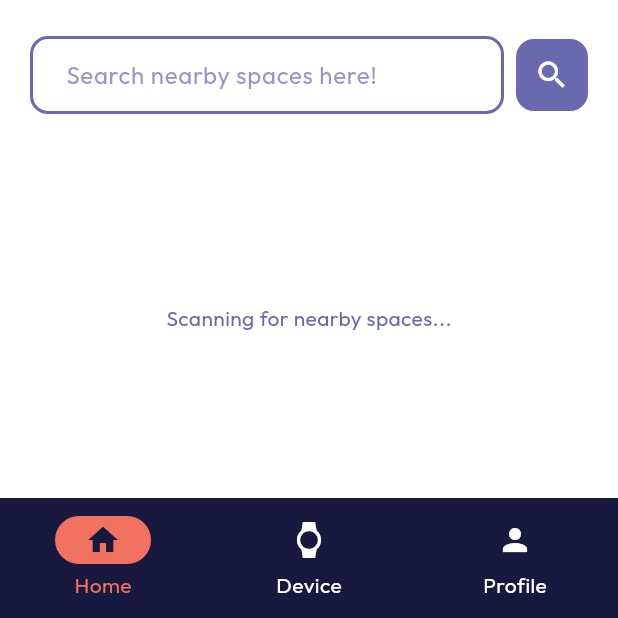
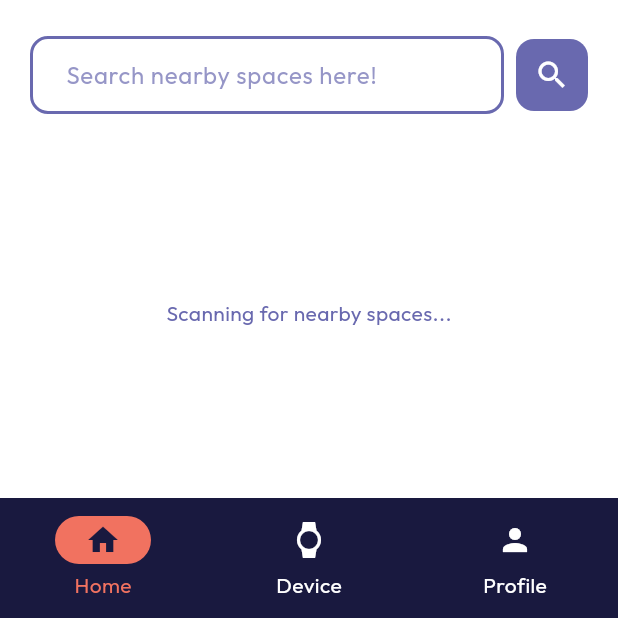
Before and after one commit to Reasondro/ImHEAR, a Flutter app: the screen it shows once a user with an empty profile is signed in, on a phone screen of 412 x 824 dp, the part 618-1236 px from its top. Run offline on Flutter 3.47's test engine with Material 3 defaults, Android fonts, the phone set to English and light mode, and no system bars; our stand-ins replace equatable, flutter_bloc, flutter_blue_plus, flutter_dotenv, geolocator, go_router and 5 more; accounts and stored records are empty.

Commit message:
revised padding in home screen

```diff
--- a/lib/features/home/presentation/screens/home_screen.dart
+++ b/lib/features/home/presentation/screens/home_screen.dart
@@ -263,7 +263,8 @@ class _HomeScreenState extends State<HomeScreen> {
                 ),
               ],
             ),
-            const SizedBox(height: 16), //? for whole scrool screen
+            // const SizedBox(height: 16), //? for whole scrool screen
+            const SizedBox(height: 10), //? for whole scrool screen
             // ? list of nearby spaces
             Expanded(
               child: BlocBuilder<NearbyOfficialsCubit, NearbyOfficialsState>(
```
